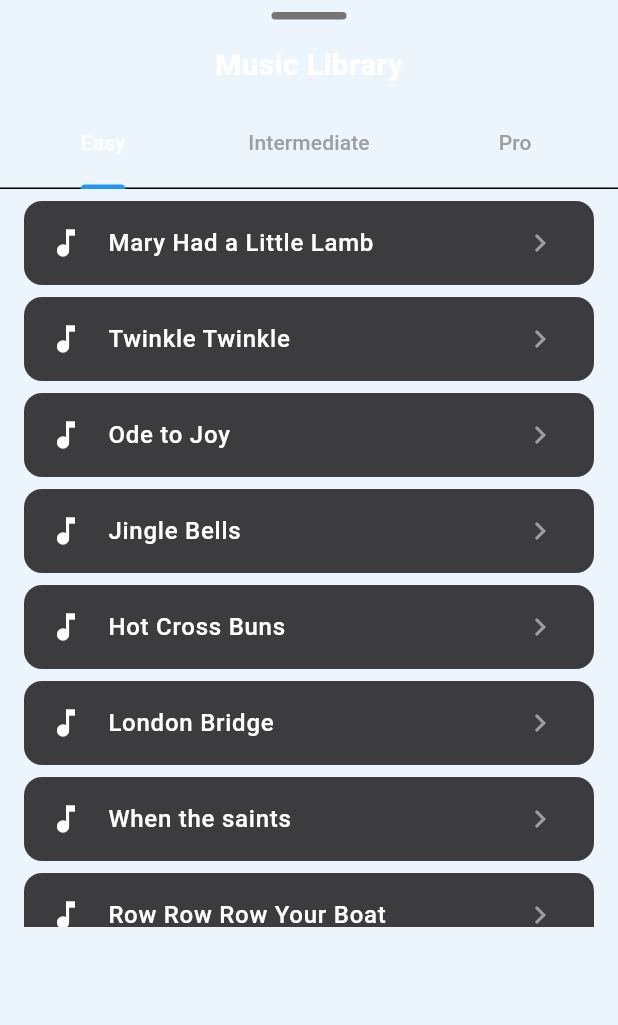
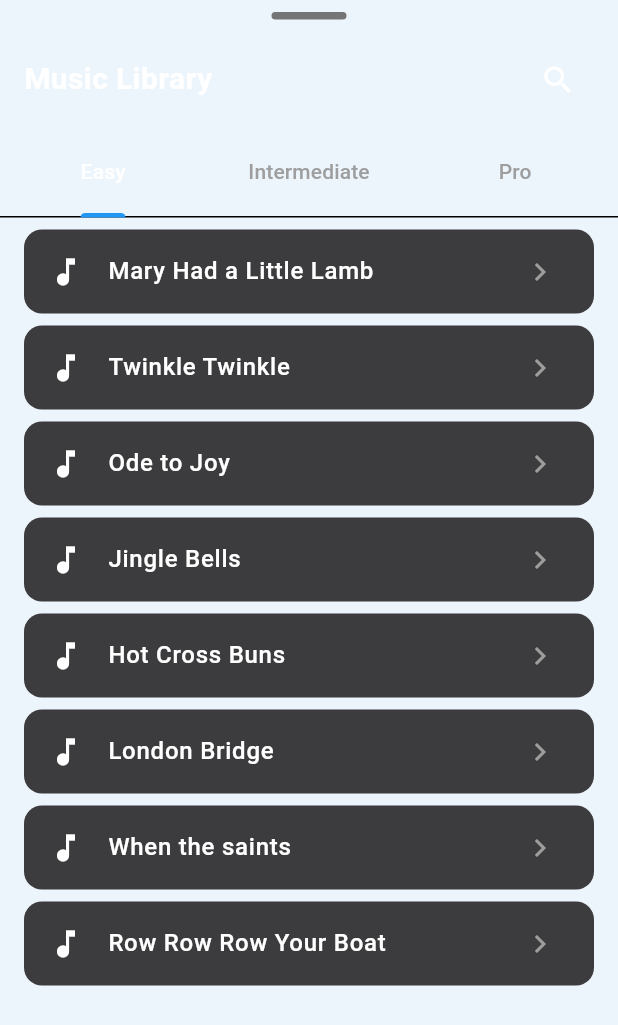
Before and after one commit to adelaykay/empyreal_keys, a Flutter app: the LibraryBottomSheet widget shown alone on an empty page, opened directly, on a phone screen of 412 x 824 dp. Shown: the top 1025 px of the screen. Run offline on Flutter 3.47's test engine with Material 3 defaults, Android fonts, the phone set to English and light mode, and no system bars; our stand-ins replace audioplayers, connectivity_plus, device_info_plus, dio, file_picker, firebase_core and 3 more; missing offline and left inert: firebase_app_check, flutter_midi_16kb, iconify_flutter; accounts and stored records are empty; generated files the repository leaves out were written again; network calls fail.

Commit message:
filter/search

```diff
--- /dev/null
+++ b/lib/components/control_panel/collapsible_search_bar.dart
@@ -0,0 +1,113 @@
+// components/control_panel/collapsible_search_bar.dart
+import 'package:flutter/material.dart';
+
+class CollapsibleSearchBar extends StatefulWidget {
+  final ValueChanged<String>? onChanged;
+  final ValueChanged<bool>? onExpandChanged;
+  final String hintText;
+
+  const CollapsibleSearchBar({
+    super.key,
+    this.onChanged,
+    this.onExpandChanged,
+    this.hintText = 'Search...',
+  });
+
+  @override
+  State<CollapsibleSearchBar> createState() => _CollapsibleSearchBarState();
+}
+
+class _CollapsibleSearchBarState extends State<CollapsibleSearchBar>
+    with SingleTickerProviderStateMixin {
+  bool isExpanded = false;
+  final TextEditingController _controller = TextEditingController();
+  late AnimationController _animationController;
+  late Animation<double> _widthAnimation;
+
+  @override
+  void initState() {
+    super.initState();
+    _animationController = AnimationController(
+      duration: const Duration(milliseconds: 300),
+      vsync: this,
+    );
+    _widthAnimation = Tween<double>(begin: 0, end: 1).animate(
+      CurvedAnimation(parent: _animationController, curve: Curves.easeInOut),
+    );
+  }
+
+  void _toggleExpand() {
+    final next = !isExpanded;
+    setState(() => isExpanded = next);
+    widget.onExpandChanged?.call(next);
+
+    if (next) {
+      _animationController.forward();
+    } else {
+      _animationController.reverse();
+      _controller.clear();
+      widget.onChanged?.call('');
+    }
+  }
+
+  @override
+  void dispose() {
+    _controller.dispose();
+    _animationController.dispose();
+    super.dispose();
+  }
+
+  @override
+  Widget build(BuildContext context) {
+    return AnimatedBuilder(
+      animation: _widthAnimation,
+      builder: (context, child) {
+        return Container(
+          height: 48,
+          constraints: BoxConstraints(
+            maxWidth: _widthAnimation.value * 300 + 48,
+          ),
+          decoration: BoxDecoration(
+            color: isExpanded
+                ? const Color(0xFF3C3C3E)
+                : Colors.transparent,
+            borderRadius: BorderRadius.circular(24),
+          ),
+          child: Row(
+            mainAxisSize: MainAxisSize.min,
+            children: [
+              if (!isExpanded)
+                IconButton(
+                  icon: const Icon(Icons.search, color: Colors.white),
+                  onPressed: _toggleExpand,
+                )
+              else ...[
+                const SizedBox(width: 8),
+                Expanded(
+                  child: TextField(
+                    controller: _controller,
+                    autofocus: true,
+                    style: const TextStyle(color: Colors.white),
+                    decoration: InputDecoration(
+                      hintText: widget.hintText,
+                      hintStyle: TextStyle(color: Colors.grey[400]),
+                      border: InputBorder.none,
+                      contentPadding: const EdgeInsets.symmetric(horizontal: 8),
+                    ),
+                    onChanged: (value) {
+                      widget.onChanged?.call(value);
+                    },
+                  ),
+                ),
+                IconButton(
+                  icon: const Icon(Icons.close, color: Colors.white),
+                  onPressed: _toggleExpand,
+                ),
+              ],
+            ],
+          ),
+        );
+      },
+    );
+  }
+}
--- a/lib/components/control_panel/library_bottom_sheet.dart
+++ b/lib/components/control_panel/library_bottom_sheet.dart
@@ -4,6 +4,7 @@ import 'package:provider/provider.dart';
 
 import '../../services/play_along_service.dart';
 import '../../services/library_service.dart';
+import 'collapsible_search_bar.dart';
 
 class LibraryBottomSheet extends StatefulWidget {
   const LibraryBottomSheet({super.key});
@@ -15,6 +16,8 @@ class LibraryBottomSheet extends StatefulWidget {
 class _LibraryBottomSheetState extends State<LibraryBottomSheet> {
   bool _isLoading = false;
   String? _loadingPiece;
+  bool _searchExpanded = false;
+  String _searchQuery = '';
 
   @override
   Widget build(BuildContext context) {
@@ -23,7 +26,7 @@ class _LibraryBottomSheetState extends State<LibraryBottomSheet> {
 
     return DraggableScrollableSheet(
       expand: false,
-      initialChildSize: 0.75,
+      initialChildSize: 0.9,
       maxChildSize: 0.9,
       minChildSize: 0.5,
       builder: (context, scrollController) {
@@ -48,16 +51,32 @@ class _LibraryBottomSheetState extends State<LibraryBottomSheet> {
                   ),
                 ),
 
-                // Title
-                const Padding(
-                  padding: EdgeInsets.symmetric(vertical: 8.0),
-                  child: Text(
+                // Title and Search
+                Padding(
+                  padding: const EdgeInsets.symmetric(horizontal: 16.0, vertical: 8.0),
+                  child: Row(
+                    mainAxisAlignment: MainAxisAlignment.spaceBetween,
+                    children: [
+                      const Text(
                         "Music Library",
                         style: TextStyle(
                           color: Colors.white,
                           fontSize: 20,
                           fontWeight: FontWeight.bold,
                         ),
+                      ),
+                      Padding(
+                        padding: EdgeInsets.only(right: _searchExpanded ? 0 : 0),
+                        child: SizedBox(
+                          width: _searchExpanded ? 250 : 48,
+                          child: CollapsibleSearchBar(
+                            hintText: 'Search pieces...',
+                            onExpandChanged: (exp) => setState(() => _searchExpanded = exp),
+                            onChanged: (query) => setState(() => _searchQuery = query.toLowerCase()),
+                          ),
+                        ),
+                      ),
+                    ],
                   ),
                 ),
 
@@ -113,12 +132,32 @@ class _LibraryBottomSheetState extends State<LibraryBottomSheet> {
       LibraryService libraryService,
       PlayAlongService playAlongService,
       ) {
+    // Filter pieces based on search query
+    final filteredPieces = _searchQuery.isEmpty
+      ? pieces
+        : pieces.where((piece)=> piece.toLowerCase().contains(_searchQuery)).toList();
+
+    if (filteredPieces.isEmpty) {
+      return Center(
+        child: Column(
+          mainAxisAlignment: MainAxisAlignment.center,
+          children: [
+            Icon(Icons.search_off, size: 64, color: Colors.grey[600]),
+            const SizedBox(height: 16),
+            Text(
+              'No pieces found',
+              style: TextStyle(color: Colors.grey[400], fontSize: 16),
+            ),
+          ],
+        ),
+      );
+    }
     return ListView.builder(
       controller: controller,
       padding: const EdgeInsets.symmetric(horizontal: 16, vertical: 8),
-      itemCount: pieces.length,
+      itemCount: filteredPieces.length,
       itemBuilder: (context, index) {
-        final piece = pieces[index];
+        final piece = filteredPieces[index];
         final isLoading = _isLoading && _loadingPiece == piece;
 
         return Container(
```
Also changed, not shown: lib/components/control_panel/personal_bottom_sheet.dart (+44 -14 lines), lib/components/control_panel/play_along_panel.dart (+13 -29 lines), lib/components/control_panel/scrolling_score_widget.dart (added, +281 -0 lines). Lines whose indentation alone changed are shown as unchanged.
